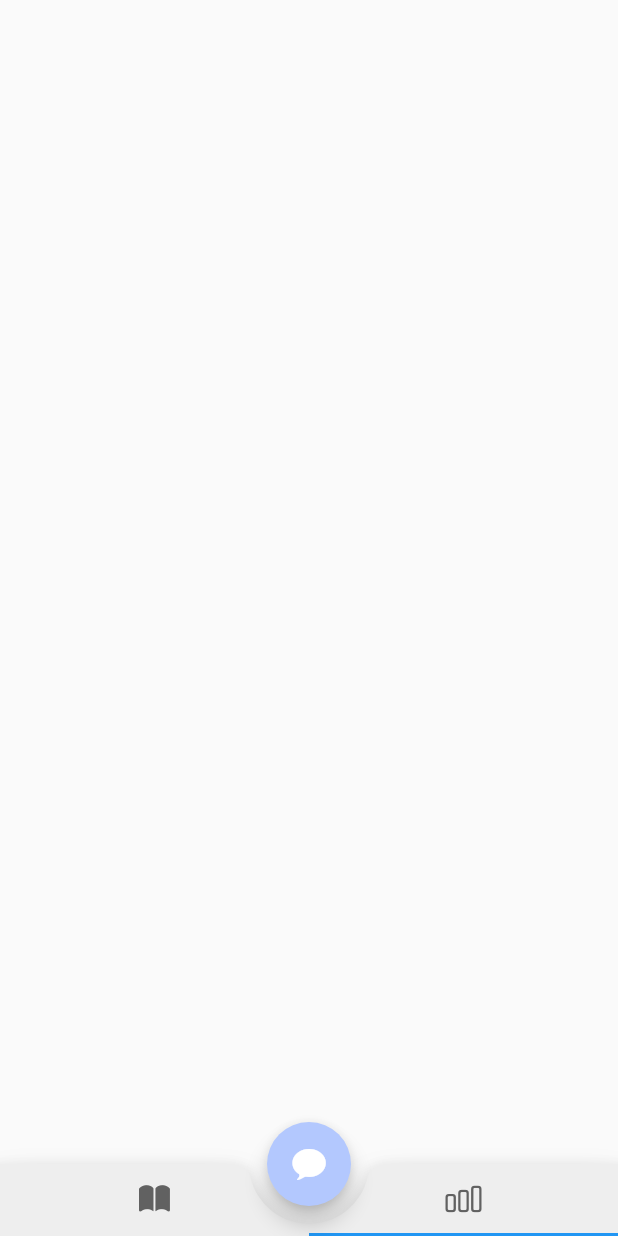
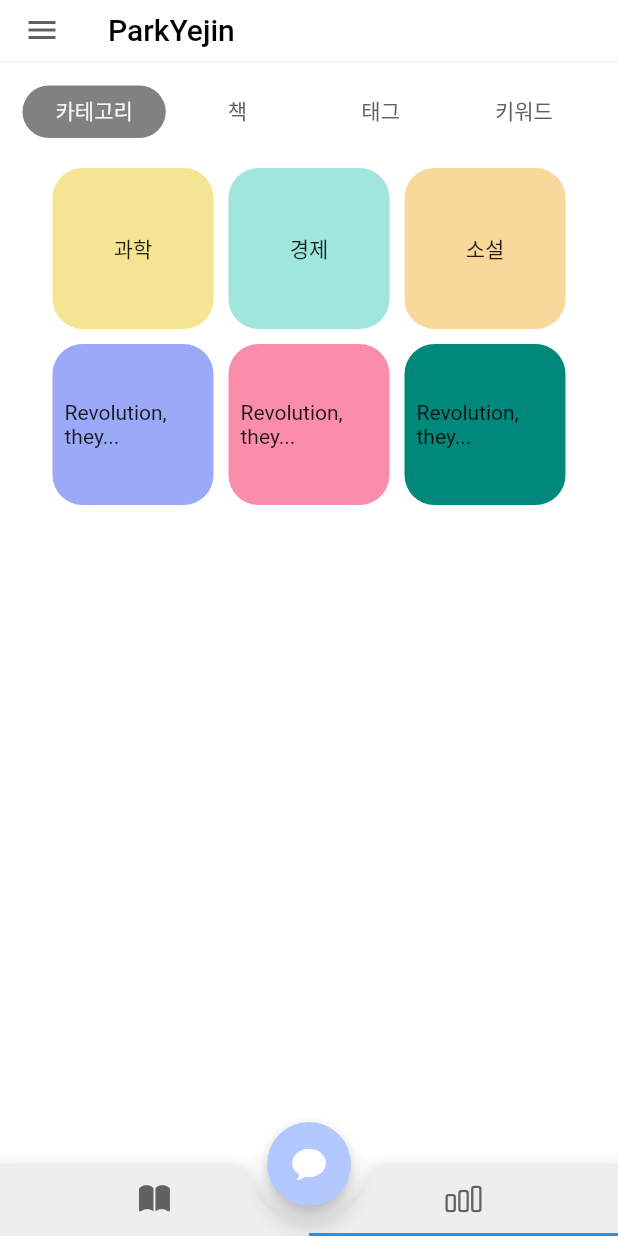
Before and after one commit to altese/semiBookChat, a Flutter app: the screen it shows after launch, tab 2 chosen, on a phone screen of 412 x 824 dp. Run offline on Flutter 3.47's test engine with Material 2 defaults, Android fonts, the light colour scheme and no system bars; our stand-ins replace get.

Commit message:
tagroom first upload
거의 뼈대

```diff
--- /dev/null
+++ b/lib/view/component/tr_category.dart
@@ -0,0 +1,75 @@
+import 'package:flutter/material.dart';
+
+class TrCategory extends StatefulWidget {
+  const TrCategory({super.key});
+
+  @override
+  State<TrCategory> createState() => _TrCategoryState();
+}
+
+class _TrCategoryState extends State<TrCategory> {
+  @override
+  Widget build(BuildContext context) {
+    return Expanded(
+      child: GridView.count(
+        primary: false,
+        padding: const EdgeInsets.all(20),
+        crossAxisSpacing: 10,
+        mainAxisSpacing: 10,
+        crossAxisCount: 3,
+        children: [
+          Container(
+            alignment: Alignment.center,
+            padding: const EdgeInsets.all(8),
+            child: const Text(
+              '과학',
+            ),
+            decoration: BoxDecoration(
+                color: Color.fromARGB(255, 245, 229, 147),
+                borderRadius: BorderRadius.all(Radius.circular(20))),
+          ),
+          Container(
+            alignment: Alignment.center,
+            padding: const EdgeInsets.all(8),
+            child: const Text('경제'),
+            decoration: BoxDecoration(
+                color: Color.fromARGB(255, 160, 230, 223),
+                borderRadius: BorderRadius.all(Radius.circular(20))),
+          ),
+          Container(
+            alignment: Alignment.center,
+            padding: const EdgeInsets.all(8),
+            child: const Text('소설'),
+            decoration: BoxDecoration(
+                color: Color.fromARGB(255, 249, 217, 155),
+                borderRadius: BorderRadius.all(Radius.circular(20))),
+          ),
+          Container(
+            alignment: Alignment.center,
+            padding: const EdgeInsets.all(8),
+            child: const Text('Revolution, they...'),
+            decoration: BoxDecoration(
+                color: Color.fromARGB(255, 154, 169, 248),
+                borderRadius: BorderRadius.all(Radius.circular(20))),
+          ),
+          Container(
+            alignment: Alignment.center,
+            padding: const EdgeInsets.all(8),
+            child: const Text('Revolution, they...'),
+            decoration: BoxDecoration(
+                color: Color.fromARGB(255, 251, 141, 172),
+                borderRadius: BorderRadius.all(Radius.circular(20))),
+          ),
+          Container(
+            alignment: Alignment.center,
+            padding: const EdgeInsets.all(8),
+            child: const Text('Revolution, they...'),
+            decoration: BoxDecoration(
+                color: Colors.teal[600],
+                borderRadius: BorderRadius.all(Radius.circular(20))),
+          ),
+        ],
+      ),
+    );
+  }
+}
--- a/lib/view/tagroom.dart
+++ b/lib/view/tagroom.dart
@@ -1,4 +1,6 @@
 import 'package:flutter/material.dart';
+import 'package:semi_project_bookchat_app/view/component/tr_category.dart';
+import 'package:semi_project_bookchat_app/view/component/tr_tag.dart';
 
 class TagRoom extends StatefulWidget {
   const TagRoom({super.key});
@@ -7,9 +9,97 @@ class TagRoom extends StatefulWidget {
   State<TagRoom> createState() => _TagRoomState();
 }
 
-class _TagRoomState extends State<TagRoom> {
+class _TagRoomState extends State<TagRoom> with SingleTickerProviderStateMixin {
+  late TabController controller;
+  @override
+  void initState() {
+    // TODO: implement initState
+    super.initState();
+    controller = TabController(length: 4, vsync: this);
+  }
+
+  @override
+  void dispose() {
+    // TODO: implement dispose
+    super.dispose();
+    controller.dispose();
+  }
+
   @override
   Widget build(BuildContext context) {
-    return Scaffold();
+    return Scaffold(
+      appBar: AppBar(
+        backgroundColor: Colors.white,
+        elevation: 0,
+        toolbarHeight: 40,
+        title: const Text(
+          'ParkYejin',
+          style: TextStyle(color: Colors.black),
+        ),
+        //앱바위의 아이콘 색상
+        iconTheme: IconThemeData(
+          color: Color(0xFF616161),
+        ),
+        bottom: PreferredSize(
+          preferredSize: Size.fromHeight(2.0),
+          child: Container(
+            color: Color(0xFFF5F5F5),
+            height: 2.0,
+          ),
+        ),
+      ),
+      drawer: Drawer(),
+      body: Container(
+        color: Colors.white,
+        child: Padding(
+          padding: const EdgeInsets.all(15.0),
+          child: Column(
+            children: [
+              Container(
+                height: 35,
+                child: TabBar(
+                  controller: controller,
+                  //선택된것 글씨색상
+                  labelColor: Color(0xFFF5F5F5),
+                  //선택안된것 글씨색상
+                  unselectedLabelColor: Color(0xFF616161),
+                  tabs: const [
+                    Tab(
+                      text: "카테고리",
+                    ),
+                    Tab(
+                      text: "책",
+                    ),
+                    Tab(
+                      text: "태그",
+                    ),
+                    Tab(
+                      text: "키워드",
+                    ),
+                  ],
+                  indicator: BoxDecoration(
+                    borderRadius: BorderRadius.circular(50),
+                    color: Color(0xFF616161).withOpacity(0.8),
+                  ),
+                ),
+              ),
+              //갈아끼는 화면들
+              Expanded(
+                child: TabBarView(
+                  controller: controller,
+                  children: const [
+                    TrCategory(),
+                    //***** */
+                    TrTag(),
+                    TrTag(),
+                    TrTag(),
+                  ],
+                ),
+              ),
+            ],
+          ),
+        ),
+      ),
+    );
   }
 }
```
Also changed, not shown: lib/view/component/tr_tag.dart (added, +131 -0 lines).
